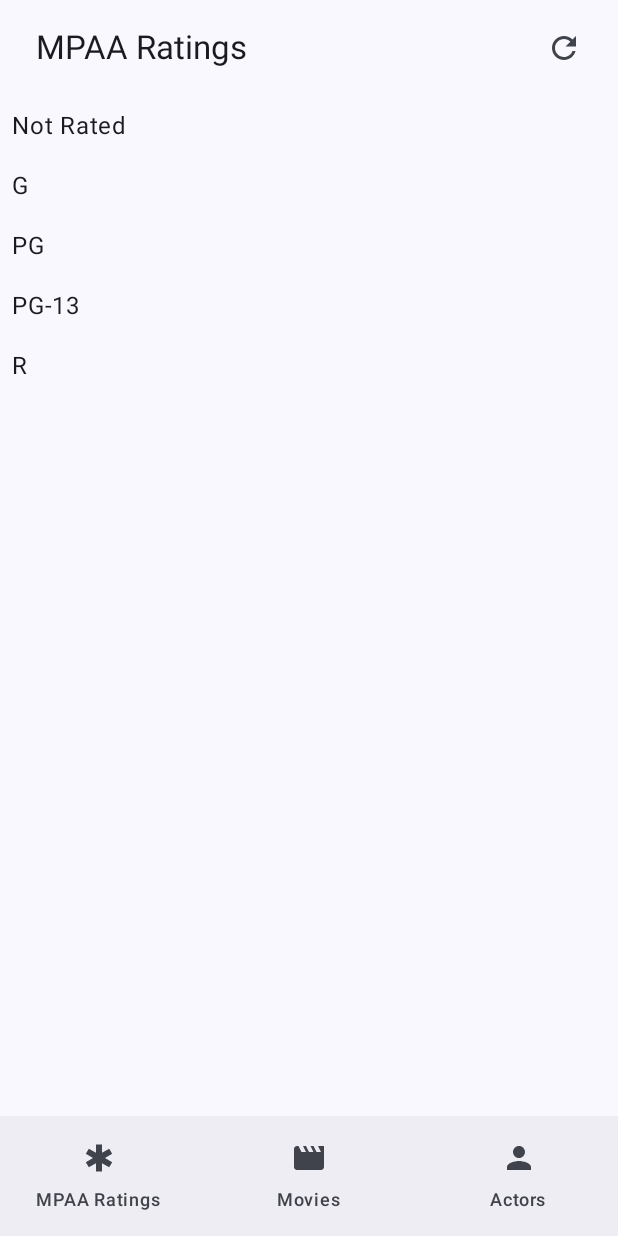
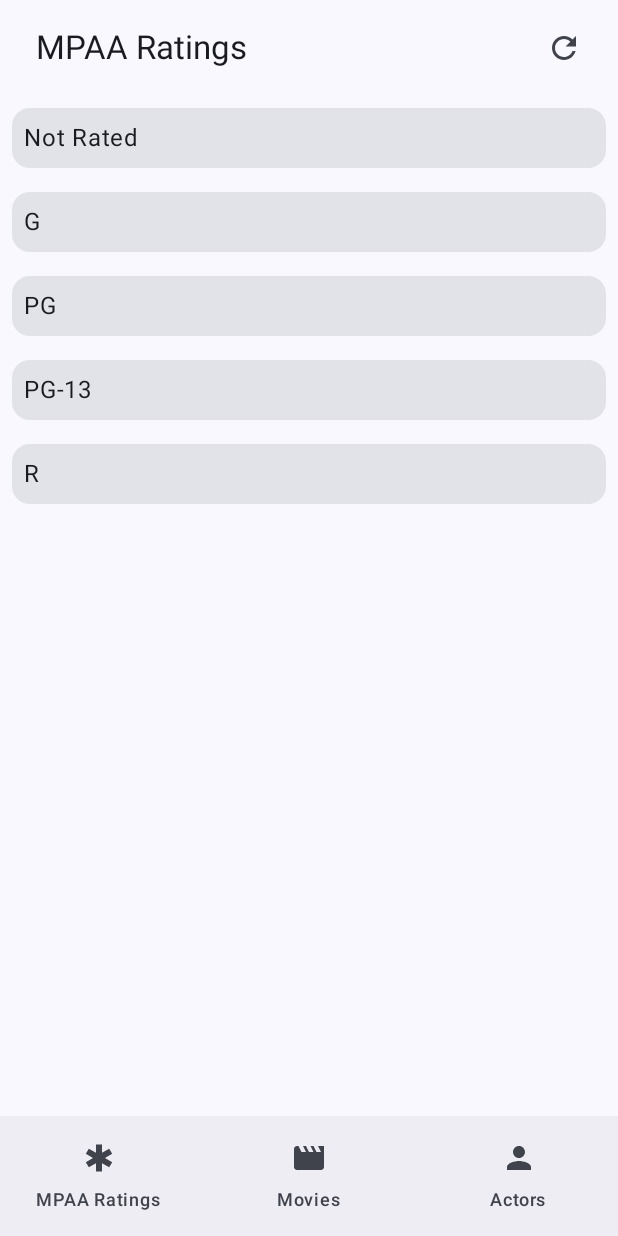
Before and after one commit to deneth-weerasinghe/MoviesDatabaseApp, an Android app built with Jetpack Compose: the screen it shows after launch (MainActivity), after a tap on "Reset Database", on a phone screen of 412 x 824 dp. Run offline under Robolectric (Android 15) with nearby library versions, the phone set to English and light mode, and no system bars; our stand-ins replace Room's generated code.

Commit message:
Replaced forEach and Column with LazyColumn

```diff
--- a/app/src/main/java/weerasinghe/deneth/movies/screens/MovieList.kt
+++ b/app/src/main/java/weerasinghe/deneth/movies/screens/MovieList.kt
@@ -1,10 +1,15 @@
 package weerasinghe.deneth.movies.screens
 
-import androidx.compose.foundation.layout.Column
+import androidx.compose.foundation.layout.fillMaxWidth
 import androidx.compose.foundation.layout.padding
+import androidx.compose.foundation.lazy.LazyColumn
+import androidx.compose.foundation.lazy.items
+import androidx.compose.material3.Card
+import androidx.compose.material3.CardDefaults
 import androidx.compose.runtime.Composable
 import androidx.compose.ui.Modifier
 import androidx.compose.ui.res.stringResource
+import androidx.compose.ui.unit.dp
 import weerasinghe.deneth.movies.R
 import weerasinghe.deneth.movies.Screen
 import weerasinghe.deneth.movies.components.MovieScaffold
@@ -22,10 +27,22 @@ fun MovieList(
         onSelectListScreen = onSelectListScreen,
         onResetDatabase = onResetDatabase
     ) { paddingValues ->
-    Column(modifier = Modifier.padding(paddingValues)) {
-        movies.forEach {
-            SimpleText(text = it.title) {
-                onMovieClick(it.id)
+    LazyColumn(modifier = Modifier.padding(paddingValues)
+    ) {
+        items(
+            items = movies,
+            key = { it.id }  // needs to uniquely identify each card, so we use actorId; Remember we can use it since it's a single parameter in lambda
+            // key = { actor -> actor.id } is the alternative
+        ) {
+            Card(
+                elevation = CardDefaults.cardElevation(),
+                modifier = Modifier
+                    .padding(8.dp)
+                    .fillMaxWidth()
+            ) {
+                SimpleText(text = it.title) {
+                    onMovieClick(it.id)
+                }
             }
         }
     }
--- a/app/src/main/java/weerasinghe/deneth/movies/screens/RatingList.kt
+++ b/app/src/main/java/weerasinghe/deneth/movies/screens/RatingList.kt
@@ -1,10 +1,15 @@
 package weerasinghe.deneth.movies.screens
 
-import androidx.compose.foundation.layout.Column
+import androidx.compose.foundation.layout.fillMaxWidth
 import androidx.compose.foundation.layout.padding
+import androidx.compose.foundation.lazy.LazyColumn
+import androidx.compose.foundation.lazy.items
+import androidx.compose.material3.Card
+import androidx.compose.material3.CardDefaults
 import androidx.compose.runtime.Composable
 import androidx.compose.ui.Modifier
 import androidx.compose.ui.res.stringResource
+import androidx.compose.ui.unit.dp
 import weerasinghe.deneth.movies.R
 import weerasinghe.deneth.movies.Screen
 import weerasinghe.deneth.movies.components.MovieScaffold
@@ -22,10 +27,22 @@ fun RatingList(
         onSelectListScreen = onSelectListScreen,
         onResetDatabase = onResetDatabase
     ) { paddingValues ->
-    Column(modifier = Modifier.padding(paddingValues)) {
-        ratings.forEach {
-            SimpleText(text = it.name) {
-                onRatingClick(it.id)
+    LazyColumn(modifier = Modifier.padding(paddingValues)
+    ) {
+        items(
+            items = ratings,
+            key = { it.id }  // needs to uniquely identify each card, so we use actorId; Remember we can use it since it's a single parameter in lambda
+            // key = { actor -> actor.id } is the alternative
+        ) {
+            Card(
+                elevation = CardDefaults.cardElevation(),
+                modifier = Modifier
+                    .padding(8.dp)
+                    .fillMaxWidth()
+            ) {
+                SimpleText(text = it.name) {
+                    onRatingClick(it.id)
+                }
             }
         }
     }
```
Also changed, not shown: app/src/main/java/weerasinghe/deneth/movies/screens/ActorList.kt (+22 -5 lines), app/src/main/java/weerasinghe/deneth/movies/screens/CastDisplay.kt (+16 -10 lines), app/src/main/java/weerasinghe/deneth/movies/screens/FilmographyDisplay.kt (+16 -4 lines), app/src/main/java/weerasinghe/deneth/movies/screens/RatingsDisplay.kt (+16 -4 lines).
